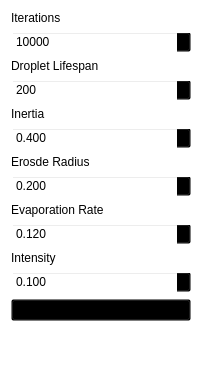
Above: src/UI/Erosion.ui from Drew-S/TerrainGenerator before the change. Below: the same form after it.
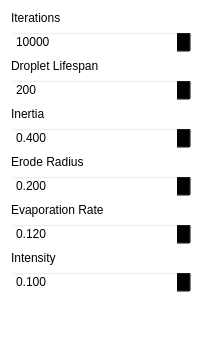
That is the form after the change.

Commit message: Fixed threads, added prop ui erosion, fixed gen

What changed in the file:
```diff
--- a/src/UI/Erosion.ui
+++ b/src/UI/Erosion.ui
@@ -7,7 +7,7 @@
     <x>0</x>
     <y>0</y>
     <width>202</width>
-    <height>380</height>
+    <height>342</height>
    </rect>
   </property>
   <property name="windowTitle">
@@ -83,7 +83,7 @@
    <item>
     <widget class="QLabel" name="label_5">
      <property name="text">
-      <string>Erosde Radius</string>
+      <string>Erode Radius</string>
      </property>
     </widget>
    </item>
@@ -149,13 +149,6 @@
      </property>
     </widget>
    </item>
-   <item>
-    <widget class="QPushButton" name="run_btn">
-     <property name="text">
-      <string>Go</string>
-     </property>
-    </widget>
-   </item>
    <item>
     <spacer name="verticalSpacer">
      <property name="orientation">
```
The commit also changes 7 other files.
